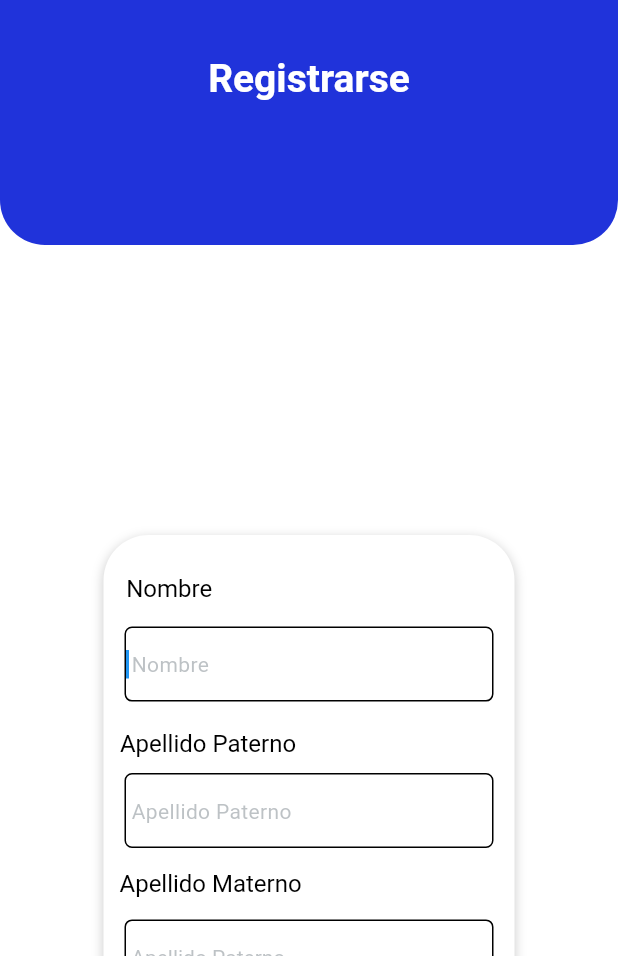
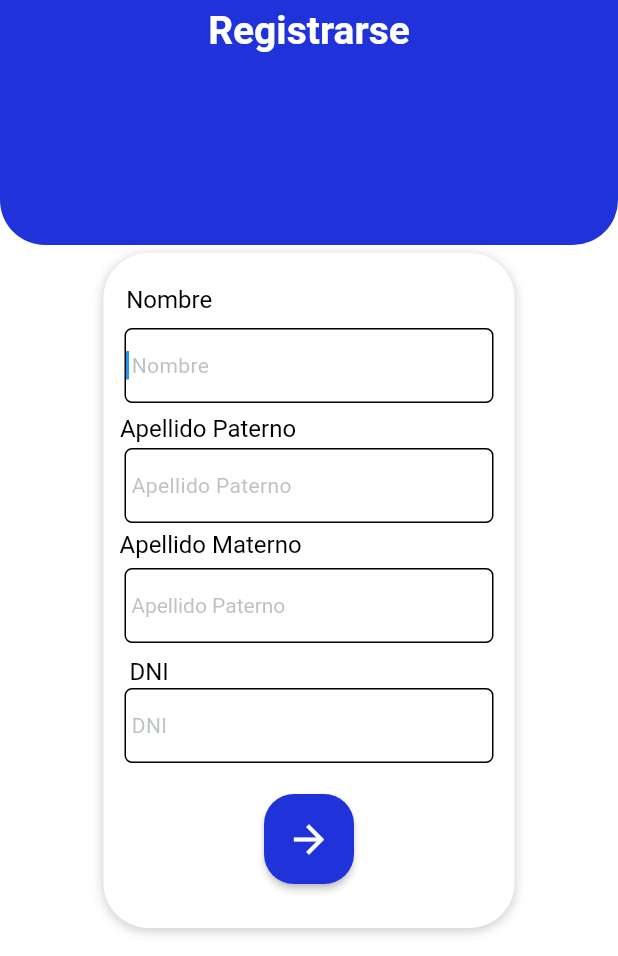
Before and after one commit to JhairEsp/Fidelo-Usuario, a Flutter app: the screen it shows after launch, on a phone screen of 412 x 824 dp, the part 280-1236 px from its top. Run offline on Flutter 3.47's test engine with Material 2 defaults, Android fonts, the phone set to English and light mode, and no system bars; Roboto replaces fonts that are missing (Pacifico, Poppins).

Commit message:
Update Register.dart

```diff
--- a/lib/Screens/RegisterScreens/Register.dart
+++ b/lib/Screens/RegisterScreens/Register.dart
@@ -52,14 +52,15 @@
           child: Stack(
             children: [
               Column(
+                mainAxisAlignment: MainAxisAlignment.start,
                 mainAxisSize: MainAxisSize.max,
                 children: [
                   Align(
-                    alignment: AlignmentDirectional(0, 0),
+                    alignment: AlignmentDirectional(-11, 0),
                     child: Stack(
                       children: [
                         Align(
-                          alignment: AlignmentDirectional(0, 0),
+                          alignment: AlignmentDirectional(-11, 0),
                           child: Container(
                             width: double.infinity,
                             height: 350,
@@ -87,7 +88,7 @@
                                   ),
                                 ),
                                 Align(
-                                  alignment: AlignmentDirectional(0, 0.4),
+                                  alignment: AlignmentDirectional(0, 0.198),
                                   child: Text(
                                     'Registrarse',
                                     style: TextStyle(
@@ -108,10 +109,11 @@
                 ],
               ),
               Align(
-                alignment: AlignmentDirectional(0, 2.8),
+                alignment: AlignmentDirectional(0, 0.9),
+                child: SingleChildScrollView(
                   child: Container(
                     width: 274,
-                  height: 538,
+                    height: 450,
                     decoration: BoxDecoration(
                       color: Colors.white,
                       boxShadow: [
@@ -495,6 +497,7 @@
                     ),
                   ),
                 ),
+              ),
             ],
           ),
         ),
```
Lines whose indentation alone changed are shown as unchanged.
